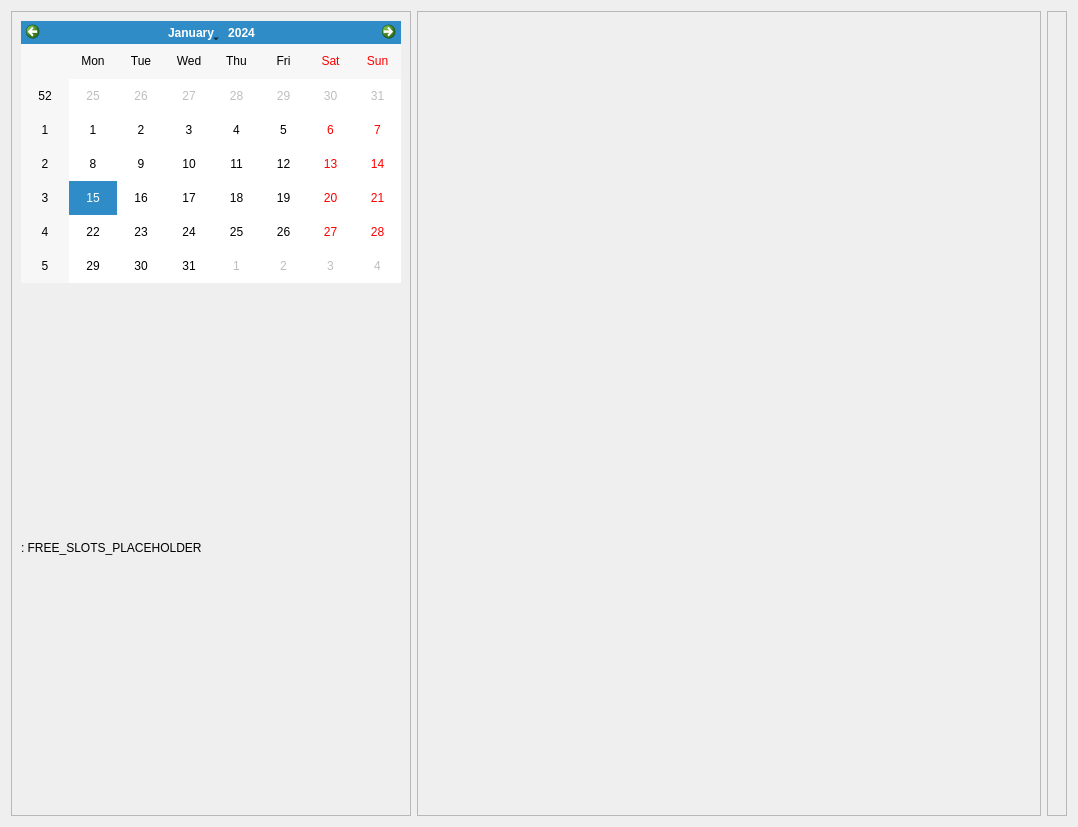
Above: ui/pages/eventinfo.ui from Artem535/PsyClientManager before the change. Below: the same form after it.
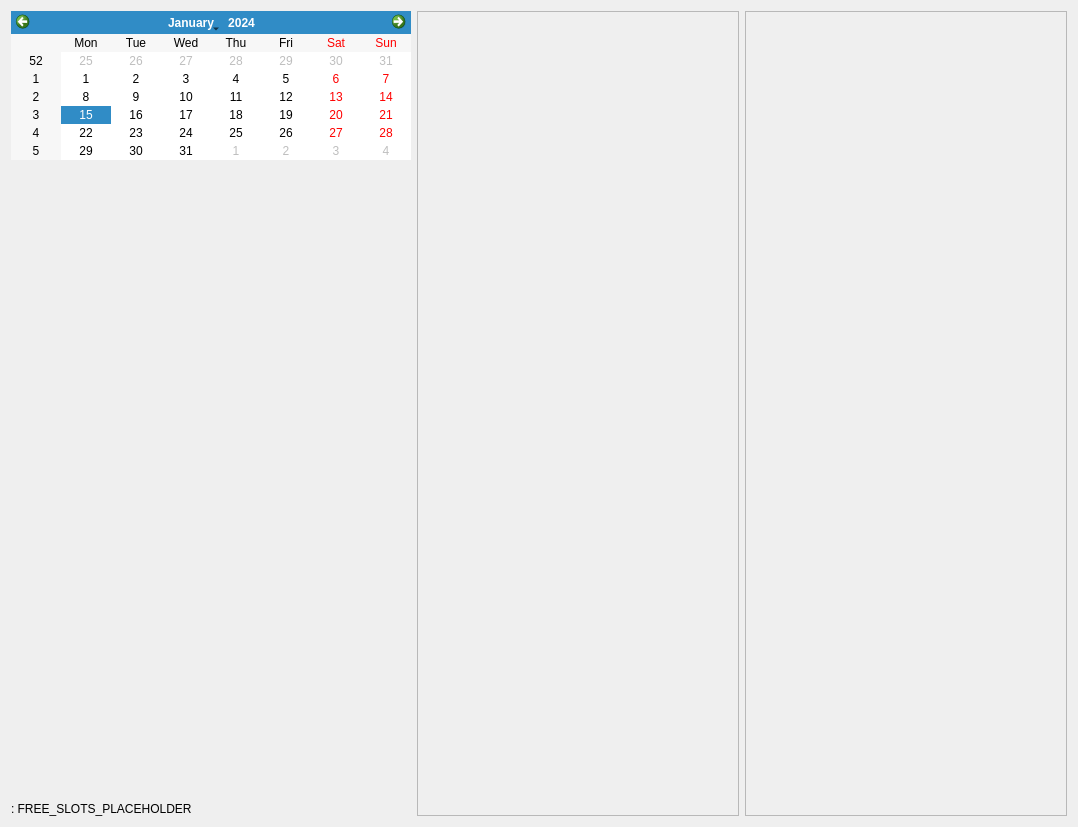
That is the form after the change.

Commit message: Refine event page calendar and timeline layout

```diff
--- a/ui/pages/eventinfo.ui
+++ b/ui/pages/eventinfo.ui
@@ -23,27 +23,88 @@
       </size>
      </property>
      <property name="frameShape">
-      <enum>QFrame::Shape::StyledPanel</enum>
+      <enum>QFrame::Shape::NoFrame</enum>
      </property>
      <property name="frameShadow">
       <enum>QFrame::Shadow::Raised</enum>
      </property>
      <layout class="QVBoxLayout" name="verticalLayout">
+      <property name="spacing">
+       <number>12</number>
+      </property>
+      <property name="leftMargin">
+       <number>0</number>
+      </property>
+      <property name="topMargin">
+       <number>0</number>
+      </property>
+      <property name="rightMargin">
+       <number>0</number>
+      </property>
+      <property name="bottomMargin">
+       <number>0</number>
+      </property>
       <item>
-       <widget class="QCalendarWidget" name="calendar_widget">
+       <widget class="QFrame" name="calendarCard">
         <property name="sizePolicy">
-         <sizepolicy hsizetype="Expanding" vsizetype="Expanding">
+         <sizepolicy hsizetype="Preferred" vsizetype="Fixed">
           <horstretch>0</horstretch>
           <verstretch>0</verstretch>
          </sizepolicy>
         </property>
-        <property name="maximumSize">
+        <property name="frameShape">
+         <enum>QFrame::Shape::NoFrame</enum>
+        </property>
+        <property name="frameShadow">
+         <enum>QFrame::Shadow::Raised</enum>
+        </property>
+        <layout class="QVBoxLayout" name="calendarCardLayout">
+         <property name="spacing">
+          <number>0</number>
+         </property>
+         <property name="leftMargin">
+          <number>0</number>
+         </property>
+         <property name="topMargin">
+          <number>0</number>
+         </property>
+         <property name="rightMargin">
+          <number>0</number>
+         </property>
+         <property name="bottomMargin">
+          <number>0</number>
+         </property>
+         <item>
+          <widget class="QCalendarWidget" name="calendar_widget">
+           <property name="sizePolicy">
+            <sizepolicy hsizetype="Expanding" vsizetype="Expanding">
+             <horstretch>0</horstretch>
+             <verstretch>0</verstretch>
+            </sizepolicy>
+           </property>
+           <property name="maximumSize">
+            <size>
+             <width>500</width>
+             <height>262</height>
+            </size>
+           </property>
+          </widget>
+         </item>
+        </layout>
+       </widget>
+      </item>
+      <item>
+       <spacer name="calendarBottomSpacer">
+        <property name="orientation">
+         <enum>Qt::Orientation::Vertical</enum>
+        </property>
+        <property name="sizeHint" stdset="0">
          <size>
-          <width>500</width>
-          <height>262</height>
+          <width>20</width>
+          <height>12</height>
          </size>
         </property>
-       </widget>
+       </spacer>
       </item>
       <item>
        <widget class="QLabel" name="label">
@@ -63,8 +124,11 @@
      <property name="frameShadow">
       <enum>QFrame::Shadow::Raised</enum>
      </property>
-     <layout class="QVBoxLayout" name="list_view_v_layout">
-      <property name="spacing">
+     <layout class="QGridLayout" name="list_view_layout">
+      <property name="horizontalSpacing">
+       <number>8</number>
+      </property>
+      <property name="verticalSpacing">
        <number>0</number>
       </property>
       <property name="leftMargin">
@@ -76,18 +140,18 @@
       <property name="rightMargin">
        <number>0</number>
       </property>
-      <property name="bottomMargin">
-       <number>0</number>
-      </property>
-      <item>
-       <spacer name="horizontalSpacer_2">
+     <property name="bottomMargin">
+      <number>0</number>
+     </property>
+      <item row="1" column="1">
+       <spacer name="actionsSpacer">
         <property name="orientation">
-         <enum>Qt::Orientation::Horizontal</enum>
+         <enum>Qt::Orientation::Vertical</enum>
         </property>
         <property name="sizeHint" stdset="0">
          <size>
-          <width>40</width>
-          <height>20</height>
+          <width>20</width>
+          <height>40</height>
          </size>
         </property>
        </spacer>
```
The commit also changes 8 other files.
